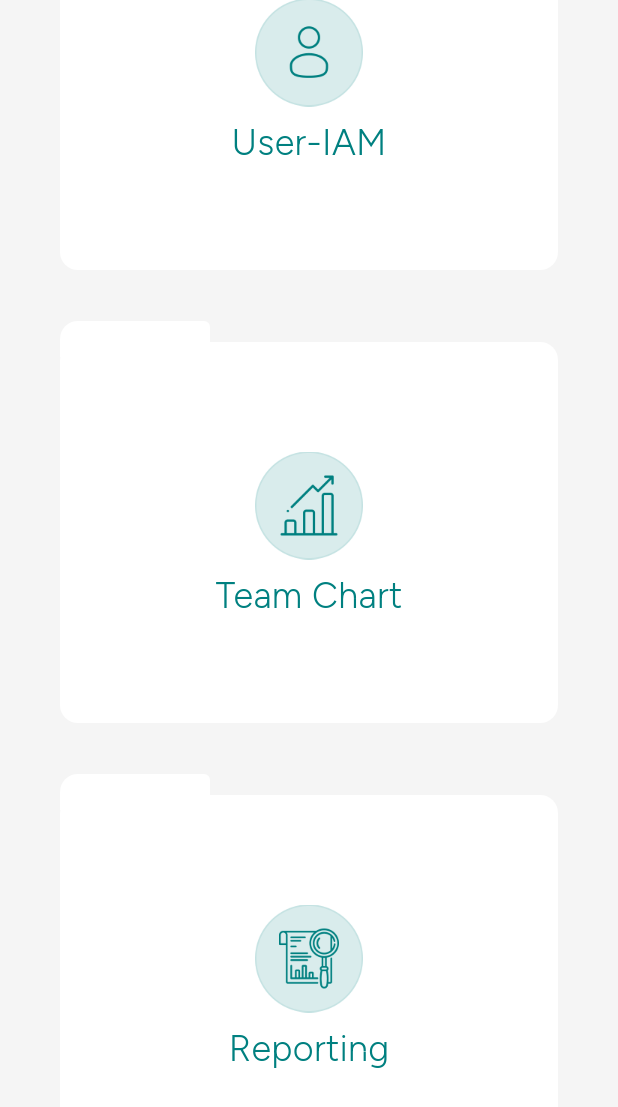
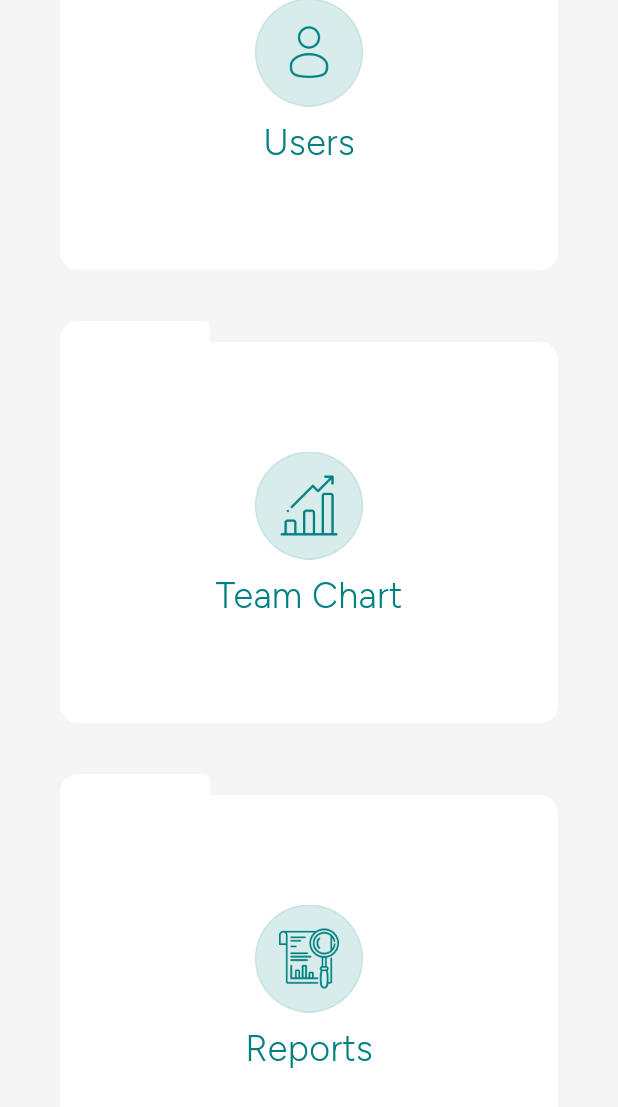
Before and after one commit to nachiketghelani56/mqs_admin_portal_web, a Flutter app: the MqsDashboardScreen screen opened by its route, scrolled down 508 dp, on a phone screen of 412 x 824 dp. Shown: the top 1107 px of the screen. Run offline on Flutter 3.47's test engine with Material 3 defaults, Android fonts, the light colour scheme and no system bars; our stand-ins replace cloud_firestore, csv, envied, file_picker, firebase_auth, firebase_core and 2 more; missing offline and left inert: file_saver; accounts and stored records are empty.

Commit message:
[IMP] Change users and reports text name in string_config

```diff
--- a/lib/config/string_config.dart
+++ b/lib/config/string_config.dart
@@ -24,7 +24,7 @@ class Login {
 
 class Dashboard {
   final String enterprise = "Enterprise";
-  final String userIAM = "User-IAM";
+  final String users = "Users";
   final String filter = "Filter";
   final String export = "Export";
   final String addEnterprise = "Add Enterprise";
@@ -258,7 +258,7 @@ class MQSDashboard {
   final String training = "Training";
   final String survey = "Survey";
   final String space = "Space";
-  final String reporting = "Reporting";
+  final String reports = "Reports";
   final String documents = "Documents";
   final String chat = "Chat";
   final String profile = "Profile";
--- a/lib/views/dashboard/controller/dashboard_controller.dart
+++ b/lib/views/dashboard/controller/dashboard_controller.dart
@@ -21,7 +21,7 @@ import 'package:uuid/uuid.dart';
 class DashboardController extends GetxController {
   RxList<String> tabs = [
     StringConfig.dashboard.enterprise,
-    StringConfig.dashboard.userIAM,
+    StringConfig.dashboard.users,
   ].obs;
   RxInt selectedTabIndex = 0.obs;
   RxString enterpriseId = "".obs;
--- a/lib/views/mqs_dashboard/controller/mqs_dashboard_controller.dart
+++ b/lib/views/mqs_dashboard/controller/mqs_dashboard_controller.dart
@@ -11,9 +11,9 @@ class MqsDashboardController extends GetxController {
       title: StringConfig.mqsDashboard.home,
       subtitles: [
         StringConfig.dashboard.enterprise,
-        StringConfig.dashboard.userIAM,
+        StringConfig.dashboard.users,
         StringConfig.teamChart.teamChart,
-        StringConfig.mqsDashboard.reporting,
+        StringConfig.mqsDashboard.reports,
       ],
     ),
   ].obs;
--- a/lib/views/mqs_dashboard/home/controller/home_controller.dart
+++ b/lib/views/mqs_dashboard/home/controller/home_controller.dart
@@ -12,7 +12,7 @@ class HomeController extends GetxController {
     ),
     MenuModel(
       icon: ImageConfig.userIAM,
-      title: StringConfig.dashboard.userIAM,
+      title: StringConfig.dashboard.users,
     ),
     MenuModel(
       icon: ImageConfig.teamChart,
@@ -20,7 +20,7 @@ class HomeController extends GetxController {
     ),
     MenuModel(
       icon: ImageConfig.reporting,
-      title: StringConfig.mqsDashboard.reporting,
+      title: StringConfig.mqsDashboard.reports,
     ),
   ].obs;
   RxList<MenuModel> profileOpts = [
--- a/lib/views/mqs_dashboard/home/reporting/widgets/header_widget.dart
+++ b/lib/views/mqs_dashboard/home/reporting/widgets/header_widget.dart
@@ -12,7 +12,7 @@ Widget headerWidget(
         children: [
           Expanded(
             child: Text(
-              StringConfig.mqsDashboard.reporting,
+              StringConfig.mqsDashboard.reports,
               style: FontTextStyleConfig.headerTextStyle,
             ),
           ),
```
